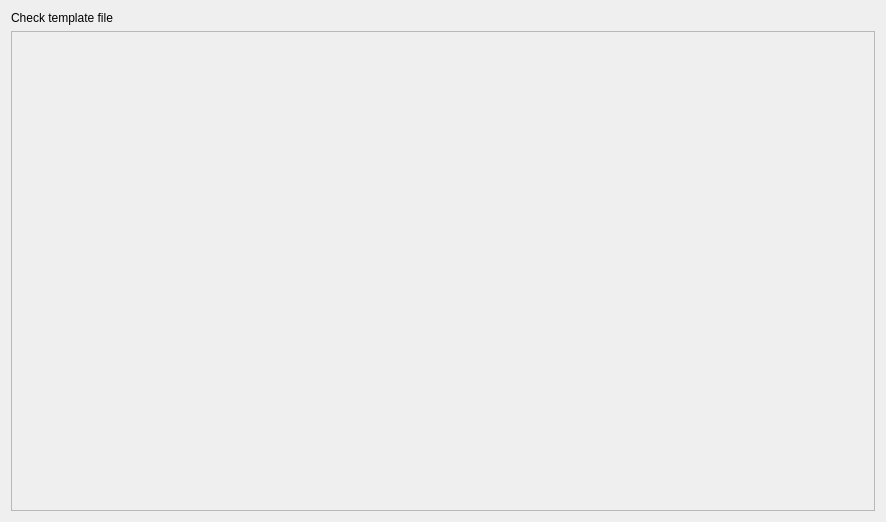
KDE/kmymoney, file kmymoney/plugins/printcheck/pluginsettingsdecl.ui: the form before one commit.
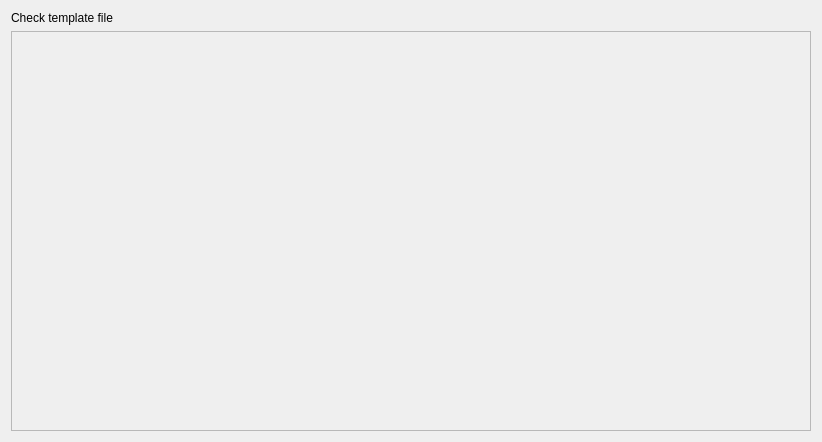
The form after the commit. Custom widgets are drawn as their Qt base class.

Commit message: Some fixes for the printcheck plugin.

```diff
--- a/kmymoney/plugins/printcheck/pluginsettingsdecl.ui
+++ b/kmymoney/plugins/printcheck/pluginsettingsdecl.ui
@@ -6,8 +6,8 @@
    <rect>
     <x>0</x>
     <y>0</y>
-    <width>886</width>
-    <height>522</height>
+    <width>810</width>
+    <height>442</height>
    </rect>
   </property>
   <property name="sizePolicy">
@@ -54,6 +54,12 @@
      </item>
      <item>
       <widget class="QFrame" name="m_previewFrame">
+       <property name="minimumSize">
+        <size>
+         <width>800</width>
+         <height>400</height>
+        </size>
+       </property>
        <property name="frameShape">
         <enum>QFrame::StyledPanel</enum>
        </property>
```
Left out of the diff: 28 changed lines with no effect on the pictures. The commit also changes 1 other file.
